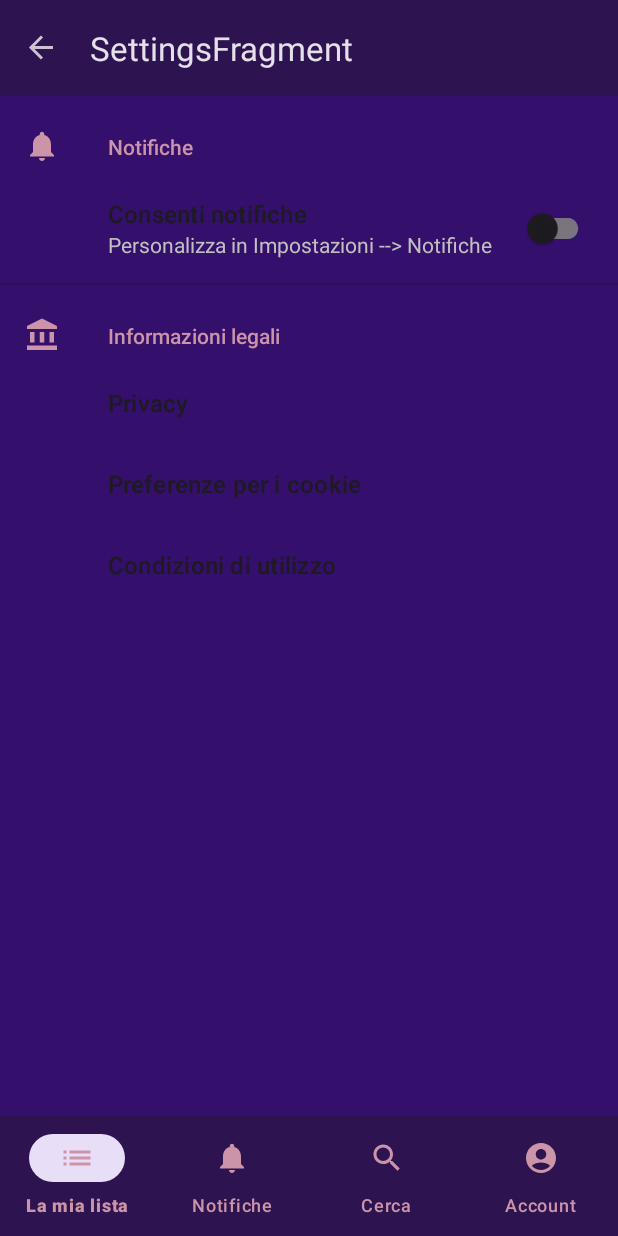
After one commit to Dan1720/AnimeUniverse, an Android app: the SettingsFragment screen opened through its navigation route, on a phone screen of 412 x 824 dp. The commit adds this screen. Run offline under Robolectric (Android 15) with nearby library versions, the phone set to English and light mode, and no system bars; our stand-ins replace androidx.preference, navigation-ui.

Commit message:
Aggiunto fragment per impostazioni

```diff
--- a/app/build.gradle
+++ b/app/build.gradle
@@ -60,6 +60,7 @@ dependencies {
     implementation 'de.hdodenhof:circleimageview:+'
 
 
+
     def nav_version = "2.5.3"
     implementation "androidx.navigation:navigation-fragment:$nav_version"
     implementation "androidx.navigation:navigation-ui:$nav_version"
--- a/app/src/main/java/com/progetto/animeuniverse/AccountFragment.java
+++ b/app/src/main/java/com/progetto/animeuniverse/AccountFragment.java
@@ -80,6 +80,10 @@ public class AccountFragment extends Fragment {
             });
         });
 
+        fragmentAccountBinding.btnImpostazioni.setOnClickListener(v ->{
+            Navigation.findNavController(view).navigate(R.id.action_accountFragment_to_settingsFragment);
+        });
+
         iVPreviewImage = view.findViewById(R.id.immagine_profilo);
         iVPreviewImage.setOnClickListener(new View.OnClickListener() {
             @Override
--- /dev/null
+++ b/app/src/main/java/com/progetto/animeuniverse/SettingsFragment.java
@@ -0,0 +1,14 @@
+package com.progetto.animeuniverse;
+
+import android.os.Bundle;
+
+import androidx.preference.PreferenceFragmentCompat;
+
+public class SettingsFragment extends PreferenceFragmentCompat {
+
+    @Override
+    public void onCreatePreferences(Bundle savedInstanceState, String rootKey) {
+        setPreferencesFromResource(R.xml.root_preferences, rootKey);
+        requireActivity().setTheme(R.style.SettingsFragmentStyle);
+    }
+}
--- /dev/null
+++ b/app/src/main/res/drawable/baseline_account_balance_24.xml
@@ -0,0 +1,9 @@
+<vector android:height="24dp" android:tint="#CB94A9"
+    android:viewportHeight="24" android:viewportWidth="24"
+    android:width="24dp" xmlns:android="http://schemas.android.com/apk/res/android">
+    <path android:fillColor="@android:color/white" android:pathData="M4,10h3v7h-3z"/>
+    <path android:fillColor="@android:color/white" android:pathData="M10.5,10h3v7h-3z"/>
+    <path android:fillColor="@android:color/white" android:pathData="M2,19h20v3h-20z"/>
+    <path android:fillColor="@android:color/white" android:pathData="M17,10h3v7h-3z"/>
+    <path android:fillColor="@android:color/white" android:pathData="M12,1l-10,5l0,2l20,0l0,-2z"/>
+</vector>
--- /dev/null
+++ b/app/src/main/res/drawable/baseline_notifications_24.xml
@@ -0,0 +1,5 @@
+<vector android:height="24dp" android:tint="#CB94A9"
+    android:viewportHeight="24" android:viewportWidth="24"
+    android:width="24dp" xmlns:android="http://schemas.android.com/apk/res/android">
+    <path android:fillColor="@android:color/white" android:pathData="M12,22c1.1,0 2,-0.9 2,-2h-4c0,1.1 0.89,2 2,2zM18,16v-5c0,-3.07 -1.64,-5.64 -4.5,-6.32L13.5,4c0,-0.83 -0.67,-1.5 -1.5,-1.5s-1.5,0.67 -1.5,1.5v0.68C7.63,5.36 6,7.92 6,11v5l-2,2v1h16v-1l-2,-2z"/>
+</vector>
--- a/app/src/main/res/navigation/main_nav_graph.xml
+++ b/app/src/main/res/navigation/main_nav_graph.xml
@@ -24,5 +24,13 @@
         android:id="@+id/accountFragment"
         android:name="com.progetto.animeuniverse.AccountFragment"
         android:label="@string/app_name"
-        tools:layout="@layout/fragment_account" />
+        tools:layout="@layout/fragment_account" >
+        <action
+            android:id="@+id/action_accountFragment_to_settingsFragment"
+            app:destination="@id/settingsFragment" />
+    </fragment>
+    <fragment
+        android:id="@+id/settingsFragment"
+        android:name="com.progetto.animeuniverse.SettingsFragment"
+        android:label="SettingsFragment" />
 </navigation>
--- /dev/null
+++ b/app/src/main/res/values-v27/styles.xml
@@ -0,0 +1,14 @@
+<?xml version="1.0" encoding="utf-8"?>
+<resources>
+
+    <style name="SettingsFragmentStyle">
+
+        <item name="android:textColorSecondary">@color/grey</item>
+        <item name="android:textColor">@color/white</item>
+        <item name="android:background">@color/thirdColor</item>
+        <item name="colorAccent">@color/secondaryColor</item>
+        <item name="android:textSize">15dp</item>
+        <item name="android:dividerHeight">3dp</item>
+
+    </style>
+</resources>
--- /dev/null
+++ b/app/src/main/res/values/arrays.xml
@@ -0,0 +1,12 @@
+<resources>
+    <!-- Reply Preference -->
+    <string-array name="reply_entries">
+        <item>Reply</item>
+        <item>Reply to all</item>
+    </string-array>
+
+    <string-array name="reply_values">
+        <item>reply</item>
+        <item>reply_all</item>
+    </string-array>
+</resources>
--- a/app/src/main/res/values/colors.xml
+++ b/app/src/main/res/values/colors.xml
@@ -12,4 +12,5 @@
     <color name="thirdColor">#340F6B</color>
     <color name="google_login_button">#eceff1</color>
     <color name="google_login_text">#616161</color>
+    <color name="grey">#C0C0C0</color>
 </resources>
--- a/app/src/main/res/values/strings.xml
+++ b/app/src/main/res/values/strings.xml
@@ -34,6 +34,14 @@
     <string name="giorni">Giorni</string>
     <string name="mesi">Mesi</string>
     <string name="ore">Ore</string>
+    <string name="consenti_notifiche">Consenti notifiche</string>
+    <string name="under_consenti_notifiche">Personalizza in Impostazioni --> Notifiche</string>
+    <string name="privacy">Privacy</string>
+    <string name="preferenze_cookie">Preferenze per i cookie</string>
+    <string name="condizioni_utilizzo">Condizioni di utilizzo</string>
+    <string name="info_legali">Informazioni legali</string>
+    <string name="title_activity_settings">SettingsActivity</string>
+
     <!-- Preference Titles -->
     <string name="messages_header">Messages</string>
     <string name="sync_header">Sync</string>
@@ -48,4 +56,5 @@
     <string name="attachment_summary_on">Automatically download attachments for incoming emails
     </string>
     <string name="attachment_summary_off">Only download attachments when manually requested</string>
+
 </resources>
--- a/app/src/main/res/values/themes.xml
+++ b/app/src/main/res/values/themes.xml
@@ -16,6 +16,7 @@
     </style>
     <style name="TextAppearance.AppCompat.Widget.ActionBar.Title" parent="@android:style/TextAppearance">
         <item name="android:textColor">@color/secondaryColor</item>
-        <item name="android:textSize">25sp</item>
+        <item name="android:textSize">25dp</item>
     </style>
+
 </resources>
--- /dev/null
+++ b/app/src/main/res/xml/root_preferences.xml
@@ -0,0 +1,30 @@
+<PreferenceScreen xmlns:android="http://schemas.android.com/apk/res/android"
+    xmlns:app="http://schemas.android.com/apk/res-auto" android:background="@color/primaryColor" >
+    <PreferenceCategory
+        app:icon="@drawable/baseline_notifications_24"
+        app:title="@string/title_notifications">
+
+        <SwitchPreferenceCompat
+            app:key="notifiche"
+            app:summary="@string/under_consenti_notifiche"
+            app:title="@string/consenti_notifiche" />
+
+
+    </PreferenceCategory>
+    <PreferenceCategory
+        app:icon="@drawable/baseline_account_balance_24"
+        app:title="@string/info_legali">
+        <Preference
+            app:key="privacy"
+            app:title="@string/privacy" />
+        <Preference
+            app:key="preferenze_cookie"
+            app:title="@string/preferenze_cookie" />
+        <Preference
+            app:key="condizioni_utilizzo"
+            app:title="@string/condizioni_utilizzo" />
+    </PreferenceCategory>
+
+
+
+</PreferenceScreen>
```
Also changed, not shown: app/src/main/AndroidManifest.xml (+8 -9 lines).
